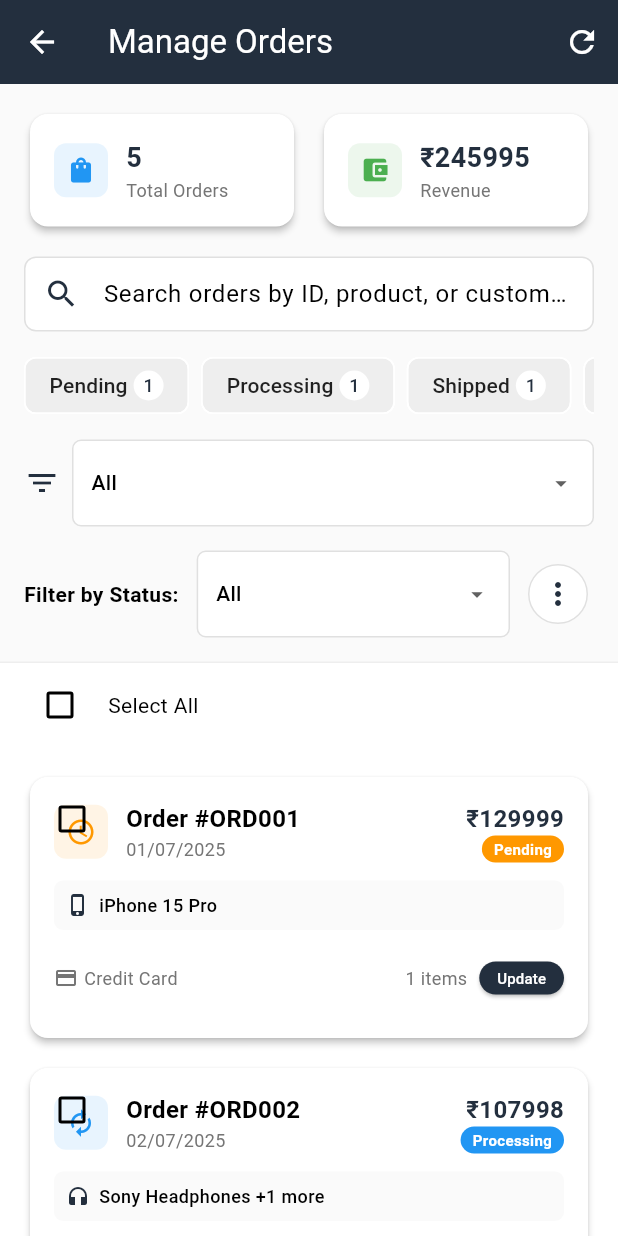
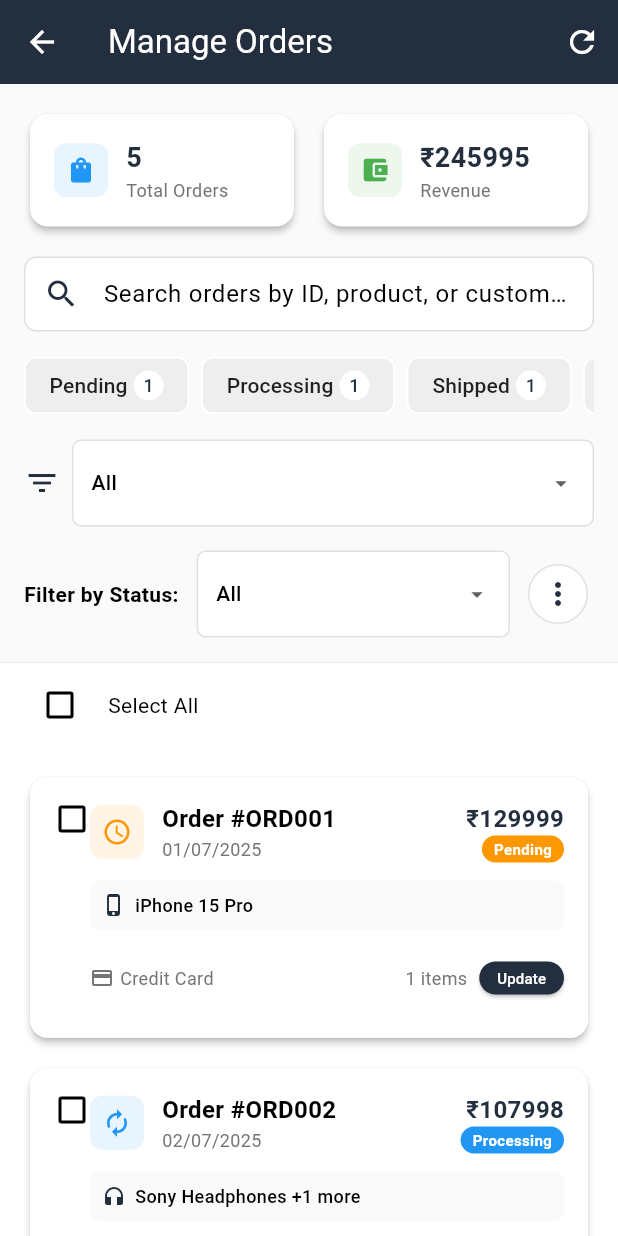
Before and after one commit to nitinlakra1509/CRM-Nitin, a Flutter app: the ManageOrdersPage screen opened directly, on a phone screen of 412 x 824 dp. Run offline on Flutter 3.47's test engine with Material 3 defaults, Android fonts, the phone set to English and light mode, and no system bars; our stand-ins replace fl_chart, image_picker, reorderables.

Commit message:
Fixed checkbox

```diff
--- a/lib/screens/admin/manage_orders_page.dart
+++ b/lib/screens/admin/manage_orders_page.dart
@@ -450,7 +450,12 @@ class _ManageOrdersPageState extends State<ManageOrdersPage> {
         onTap: () => _showOrderDetails(order, appState),
         borderRadius: BorderRadius.circular(12),
         child: Padding(
-          padding: const EdgeInsets.all(16),
+          padding: const EdgeInsets.only(
+            left: 40,
+            right: 16,
+            top: 16,
+            bottom: 16,
+          ), // Added left padding
           child: Column(
             crossAxisAlignment: CrossAxisAlignment.start,
             children: [
```
